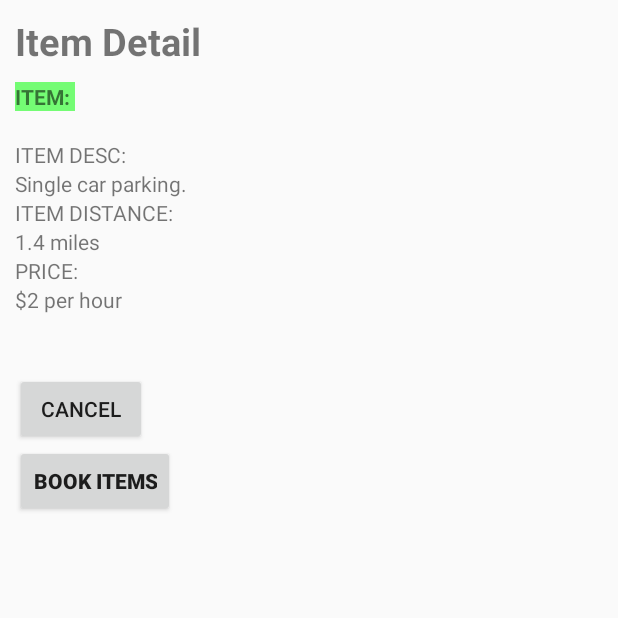
After one commit to shoponh/parkshare, an Android app: the ItemDetailActivity screen opened directly, with no data from a screen before it, on a phone screen of 412 x 824 dp, the top half of it. The commit adds this screen. Run offline under Robolectric (Android 15) with nearby library versions, the phone set to English and light mode, and no system bars.

Commit message:
detail screen is up.  alignments need to be completed

```diff
--- a/app/src/main/AndroidManifest.xml
+++ b/app/src/main/AndroidManifest.xml
@@ -34,6 +34,10 @@
             android:label="HEEEELLLOOO" >
         </activity>
 
+        <activity android:name=".ItemDetailActivity"
+            android:label="Detail" >
+        </activity>
+
     </application>
 
 </manifest>
--- /dev/null
+++ b/app/src/main/java/com/parkshare/ItemDetailActivity.java
@@ -0,0 +1,68 @@
+package com.parkshare;
+
+import android.app.Activity;
+import android.app.ProgressDialog;
+import android.content.Intent;
+import android.os.Bundle;
+import android.view.View;
+import android.widget.EditText;
+import android.widget.TextView;
+import android.widget.Toast;
+
+import com.loopj.android.http.AsyncHttpClient;
+import com.loopj.android.http.AsyncHttpResponseHandler;
+import com.loopj.android.http.RequestParams;
+
+import org.json.JSONException;
+import org.json.JSONObject;
+
+/**
+ *
+ * Register Activity Class
+ */
+public class ItemDetailActivity extends Activity {
+    UserInfo userInfo = UserInfo.getInstance();
+
+    // Progress Dialog Object
+    ProgressDialog prgDialog;
+    // Error Msg TextView Object
+    TextView errorMsg;
+    TextView itemName;
+    TextView itemDesc;
+    TextView itemDistance;
+    TextView itemPrice;
+
+    @Override
+    protected void onCreate(Bundle savedInstanceState) {
+        super.onCreate(savedInstanceState);
+        setContentView(R.layout.item_detail);
+
+        //setTitle("Item Detail");
+
+        Intent intent = getIntent();
+        String intemName = intent.getStringExtra("item_name") == null ? "" : intent.getStringExtra("item_name");
+
+
+        // Find Error Msg Text View control by ID
+        errorMsg = (TextView)findViewById(R.id.register_error);
+
+        itemName = (TextView)findViewById(R.id.itemName);
+        itemDesc = (TextView)findViewById(R.id.itemDesc);
+        itemDistance = (TextView)findViewById(R.id.itemDistance);
+        itemPrice = (TextView)findViewById(R.id.itemPrice);
+
+        itemName.setText(intemName);
+        itemDesc.setText("Single car parking.");
+        itemDistance.setText("1.4 miles");
+        itemPrice.setText("$2 per hour");
+
+        // Instantiate Progress Dialog object
+        prgDialog = new ProgressDialog(this);
+        // Set Progress Dialog Text
+        prgDialog.setMessage("Please wait...");
+        // Set Cancelable as False
+        prgDialog.setCancelable(false);
+    }
+
+
+}
--- a/app/src/main/java/com/parkshare/MainActivity.java
+++ b/app/src/main/java/com/parkshare/MainActivity.java
@@ -5,19 +5,13 @@ import android.app.ProgressDialog;
 import android.content.Context;
 import android.content.Intent;
 import android.content.SharedPreferences;
-import android.content.pm.PackageManager;
 import android.location.Address;
-import android.location.Geocoder;
 import android.location.Location;
 import android.location.LocationListener;
 import android.location.LocationManager;
-import android.net.Uri;
-import android.os.Build;
-import android.support.v4.content.ContextCompat;
 import android.support.v7.app.AppCompatActivity;
 import android.os.Bundle;
 import android.support.v7.widget.ShareActionProvider;
-import android.util.Log;
 import android.view.Menu;
 import android.view.MenuInflater;
 import android.view.MenuItem;
@@ -44,13 +38,11 @@ import com.loopj.android.http.AsyncHttpResponseHandler;
 import com.loopj.android.http.RequestParams;
 import java.lang.reflect.Field;
 import java.util.ArrayList;
-import java.util.List;
 import java.util.Locale;
 
 import com.parkshare.dao.MyResponseObj;
 import com.parkshare.constant.Constant;
 import com.parkshare.pojo.ItemInfo;
-import com.parkshare.pojo.ResultObject;
 
 
 //public class MainActivity extends AppCompatActivity implements View.OnClickListener, AdapterView.OnItemClickListener, LocationListener {
@@ -196,8 +188,11 @@ public class MainActivity extends AppCompatActivity {
                                 public void onItemClick(AdapterView<?> parent, View view,
                                                         int position, long id) {
                                     // TODO Auto-generated method stub
-                                    String Slecteditem = itemname[+position];
-                                    Toast.makeText(getApplicationContext(), Slecteditem, Toast.LENGTH_SHORT).show();
+                                    String slecteditem = itemname[+position];
+                                    Toast.makeText(getApplicationContext(), slecteditem, Toast.LENGTH_SHORT).show();
+
+                                    detailActivity(slecteditem);
+
                                 }
                             });
                         }
@@ -242,7 +237,7 @@ public class MainActivity extends AppCompatActivity {
             case R.id.user_profile:
                 //displayUserProfile()
                 Toast.makeText(getApplicationContext(), "User Profile", Toast.LENGTH_LONG).show();
-                navigatetoRegisterActivity();
+                profileActivity();
                 return true;
             case R.id.paypal_info:
                 Toast.makeText(getApplicationContext(), "Paypal Info", Toast.LENGTH_LONG).show();
@@ -299,4 +294,17 @@ public class MainActivity extends AppCompatActivity {
         loginIntent.addFlags(Intent.FLAG_ACTIVITY_CLEAR_TOP);
         startActivity(loginIntent);
     }
+
+    public void profileActivity(){
+        Intent loginIntent = new Intent(getApplicationContext(),ProfileActivity.class);
+        loginIntent.addFlags(Intent.FLAG_ACTIVITY_CLEAR_TOP);
+        startActivity(loginIntent);
+    }
+
+    public void detailActivity(String slecteditem){
+        Intent detailIntent = new Intent(getApplicationContext(),ItemDetailActivity.class);
+        detailIntent.addFlags(Intent.FLAG_ACTIVITY_CLEAR_TOP);
+        detailIntent.putExtra("item_name", slecteditem);
+        startActivity(detailIntent);
+    }
 }
--- /dev/null
+++ b/app/src/main/res/layout/item_detail.xml
@@ -0,0 +1,135 @@
+<?xml version="1.0" encoding="utf-8"?><ScrollView xmlns:android="http://schemas.android.com/apk/res/android"
+    android:layout_width="fill_parent"
+    android:layout_height="fill_parent" >
+
+    <!--LinearLayout
+        android:layout_width="fill_parent"
+        android:layout_height="wrap_content"
+        android:orientation="horizontal" >
+
+
+        <TextView
+            android:id="@+id/textView1"
+            android:layout_width="0dp"
+            android:layout_weight="1"
+            android:layout_height="wrap_content"
+            android:text="ITEM NAME: "
+            android:layout_gravity="left"
+            android:background="#88FF0000"/>
+
+        <TextView
+            android:id="@+id/itemName"
+            android:layout_width="0dp"
+            android:layout_weight="1"
+            android:layout_height="wrap_content"
+            android:text=""
+            android:layout_gravity="right"
+            android:background="#8800FF00"/>
+
+
+        <TextView
+            android:id="@+id/textView3"
+            android:layout_width="0dp"
+            android:layout_weight=".50"
+            android:layout_height="wrap_content"
+            android:text="ITEM NAME: "
+            android:layout_gravity="left"
+            android:background="#88FF0000"/>
+
+        <TextView
+            android:id="@+id/itemName3"
+            android:layout_width="0dp"
+            android:layout_weight="1"
+            android:layout_height="wrap_content"
+            android:text=""
+            android:layout_gravity="right"
+            android:background="#8800FF00"/>
+
+    </LinearLayout-->
+
+    <LinearLayout
+        android:layout_width="fill_parent"
+        android:layout_height="wrap_content"
+        android:orientation="vertical"
+        android:padding="10dip" >
+
+
+        <TextView
+            android:layout_width="fill_parent"
+            android:layout_height="wrap_content"
+            android:layout_marginBottom="10dip"
+            android:text="@string/detail_title"
+            android:textSize="25sp"
+            android:textStyle="bold" />
+
+        <TextView
+            android:layout_width="wrap_content"
+            android:layout_height="wrap_content"
+            android:text="ITEM: "
+            android:layout_weight=".50"
+            android:layout_gravity="left"
+            android:background="#8800FF00"
+            android:textStyle="bold"/>
+        <TextView
+            android:id="@+id/itemName"
+            android:layout_width="wrap_content"
+            android:layout_height="wrap_content"
+            android:layout_weight=".50"
+            android:layout_gravity="right"/>
+
+        <TextView
+            android:layout_width="fill_parent"
+            android:layout_height="wrap_content"
+            android:text="ITEM DESC: " />
+        <TextView
+            android:id="@+id/itemDesc"
+            android:layout_width="fill_parent"
+            android:layout_height="wrap_content"/>
+
+        <TextView
+            android:layout_width="fill_parent"
+            android:layout_height="wrap_content"
+            android:text="ITEM DISTANCE: " />
+        <TextView
+            android:id="@+id/itemDistance"
+            android:layout_width="fill_parent"
+            android:layout_height="wrap_content"/>
+
+        <TextView
+            android:layout_width="fill_parent"
+            android:layout_height="wrap_content"
+            android:text="PRICE: " />
+        <TextView
+            android:id="@+id/itemPrice"
+            android:layout_width="fill_parent"
+            android:layout_height="wrap_content"/>
+
+
+        <TextView
+            android:id="@+id/errorMsg"
+            android:layout_width="fill_parent"
+            android:layout_height="wrap_content"
+            android:gravity="center"
+            android:padding="10dip"
+            android:textColor="#e30000"
+            android:textStyle="bold" />
+
+        <Button
+            android:id="@+id/btnCancel"
+            android:layout_width="wrap_content"
+            android:layout_height="wrap_content"
+            android:layout_alignParentBottom="true"
+            android:onClick="gotoListItem"
+            android:text="Cancel" />
+
+        <Button
+            android:id="@+id/btnBookItem"
+            android:layout_width="wrap_content"
+            android:layout_height="wrap_content"
+            android:onClick="bookItemActivity"
+            android:text="Book Items"
+            android:textStyle="bold" />
+
+     </LinearLayout>
+
+</ScrollView>
--- a/app/src/main/res/values/strings.xml
+++ b/app/src/main/res/values/strings.xml
@@ -14,5 +14,6 @@
     <string name="ipPort">IP PORT</string>
     <string name="title_activity_welcome">Welcome</string>
     <string name="profile_title">Profile</string>
+    <string name="detail_title">Item Detail</string>
 
 </resources>
```
